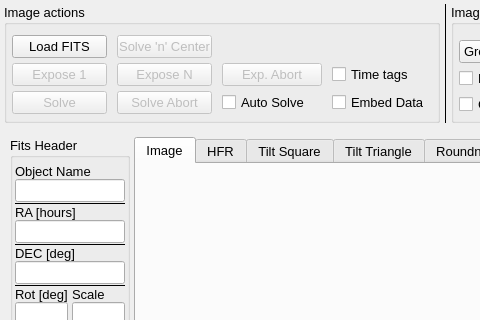
The window that mw4/gui/widgets/image.ui (mworion/MountWizzard4) describes before a commit, drawn with Qt 5; both pictures show x 0 to 480 and y 0 to 320 of the 800 by 600 pixel window.
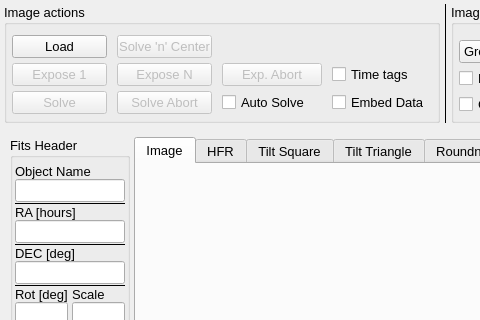
The same window after the commit. Custom widgets are drawn as their Qt base class.

```diff
--- a/mw4/gui/widgets/image.ui
+++ b/mw4/gui/widgets/image.ui
@@ -154,7 +154,7 @@
            </size>
           </property>
           <property name="text">
-           <string>Load FITS</string>
+           <string>Load</string>
           </property>
          </widget>
         </item>
```
